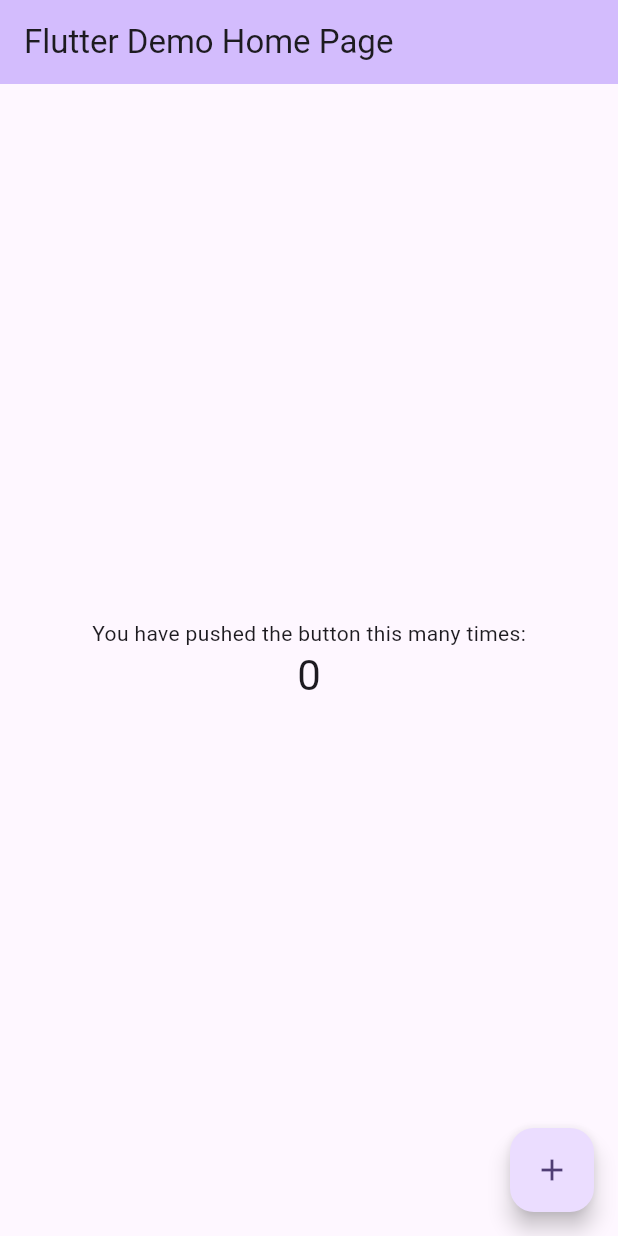
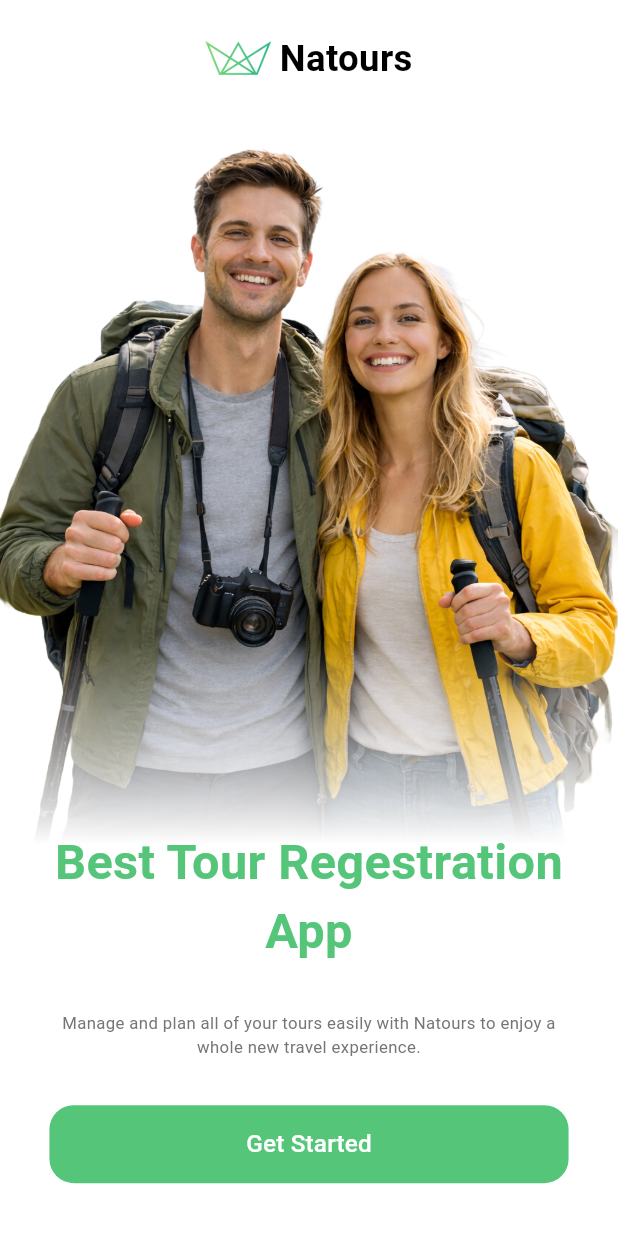
Before and after one commit to MohamedEldawi/natours_mobile_application, a Flutter app: the screen it shows after launch, on a phone screen of 412 x 824 dp. Run offline on Flutter 3.47's test engine with Material 3 defaults, Android fonts, the phone set to English and light mode, and no system bars; our stand-ins replace flutter_screenutil.

Commit message:
- added onboarding screen - added App router - added navigator extension

```diff
--- /dev/null
+++ b/lib/Features/Login/login_screen.dart
@@ -0,0 +1,13 @@
+import 'package:flutter/material.dart';
+
+class LoginScreen extends StatelessWidget {
+  const LoginScreen({super.key});
+
+  @override
+  Widget build(BuildContext context) {
+    return Scaffold(
+      appBar: AppBar(),
+      body: SafeArea(child: Container()),
+    );
+  }
+}
--- /dev/null
+++ b/lib/Features/Onboarding/onboarding_screen.dart
@@ -0,0 +1,43 @@
+import 'package:flutter/material.dart';
+import 'package:flutter_screenutil/flutter_screenutil.dart';
+import 'package:natours_application/Features/Onboarding/widgets/get_started_button.dart';
+import 'package:natours_application/Features/Onboarding/widgets/natours_logo_and_name.dart';
+import 'package:natours_application/Features/Onboarding/widgets/tour_image_and_text.dart';
+import 'package:natours_application/core/Theming/styles.dart';
+
+class OnboardingScreen extends StatelessWidget {
+  const OnboardingScreen({super.key});
+
+  @override
+  Widget build(BuildContext context) {
+    return Scaffold(
+      body: SafeArea(
+        child: SingleChildScrollView(
+          child: Padding(
+            padding: EdgeInsets.only(top: 21.h, bottom: 32.h),
+            child: Column(
+              children: [
+                NatoursLogoAndName(),
+                TourImageAndText(),
+                Padding(
+                  padding: EdgeInsets.symmetric(horizontal: 30.w),
+                  child: Column(
+                    children: [
+                      Text(
+                        'Manage and plan all of your tours easily with Natours to enjoy a whole new travel experience.',
+                        style: TextStyles.font11GreyRegular,
+                        textAlign: TextAlign.center,
+                      ),
+                      SizedBox(height: 30.h),
+                      GetStartedButton(),
+                    ],
+                  ),
+                ),
+              ],
+            ),
+          ),
+        ),
+      ),
+    );
+  }
+}
--- /dev/null
+++ b/lib/Features/Onboarding/widgets/get_started_button.dart
@@ -0,0 +1,24 @@
+import 'package:flutter/material.dart';
+import 'package:natours_application/core/Helpers/extensions.dart';
+import 'package:natours_application/core/Routing/routes.dart';
+import 'package:natours_application/core/Theming/colors.dart';
+import 'package:natours_application/core/Theming/styles.dart';
+
+class GetStartedButton extends StatelessWidget {
+  const GetStartedButton({super.key});
+
+  @override
+  Widget build(BuildContext context) {
+    return TextButton(
+      style: TextButton.styleFrom(
+        minimumSize: Size(double.infinity, 52),
+        backgroundColor: ColorsManager.mainGreen,
+        shape: RoundedRectangleBorder(borderRadius: BorderRadius.circular(16)),
+      ),
+      onPressed: () {
+        context.pushNamed(Routes.loginScreen);
+      },
+      child: Text('Get Started', style: TextStyles.font16White500Weight),
+    );
+  }
+}
--- /dev/null
+++ b/lib/Features/Onboarding/widgets/natours_logo_and_name.dart
@@ -0,0 +1,23 @@
+import 'package:flutter/material.dart';
+import 'package:flutter_screenutil/flutter_screenutil.dart';
+import 'package:natours_application/core/Theming/styles.dart';
+
+class NatoursLogoAndName extends StatelessWidget {
+  const NatoursLogoAndName({super.key});
+
+  @override
+  Widget build(BuildContext context) {
+    return Row(
+      mainAxisAlignment: MainAxisAlignment.center,
+      children: [
+        Image.asset(
+          'assets/images/logo-green-small.png',
+          height: 30.h,
+          width: 40.w,
+        ),
+        SizedBox(width: 5.w),
+        Text('Natours', style: TextStyles.font24Black700Weight),
+      ],
+    );
+  }
+}
--- /dev/null
+++ b/lib/Features/Onboarding/widgets/tour_image_and_text.dart
@@ -0,0 +1,36 @@
+import 'package:flutter/material.dart';
+import 'package:flutter_screenutil/flutter_screenutil.dart';
+import 'package:natours_application/core/Theming/styles.dart';
+
+class TourImageAndText extends StatelessWidget {
+  const TourImageAndText({super.key});
+
+  @override
+  Widget build(BuildContext context) {
+    return Stack(
+      children: [
+        Container(
+          foregroundDecoration: BoxDecoration(
+            gradient: LinearGradient(
+              colors: [Colors.white, Colors.white.withValues(alpha: 0)],
+              begin: AlignmentGeometry.bottomCenter,
+              end: AlignmentGeometry.topCenter,
+              stops: [0.18, 0.4],
+            ),
+          ),
+          child: Image.asset('assets/images/onboarding_image.png'),
+        ),
+        Positioned(
+          bottom: 30.h,
+          left: 25.h,
+          right: 25.h,
+          child: Text(
+            textAlign: TextAlign.center,
+            'Best Tour Regestration App',
+            style: TextStyles.font32Green700Weight,
+          ),
+        ),
+      ],
+    );
+  }
+}
--- /dev/null
+++ b/lib/core/Helpers/extensions.dart
@@ -0,0 +1,27 @@
+import 'package:flutter/material.dart';
+
+extension Navigation on BuildContext {
+  Future<dynamic> pushNamed(String routeName, {Object? arguments}) {
+    return Navigator.of(this).pushNamed(routeName, arguments: arguments);
+  }
+
+  Future<dynamic> pushReplacementNamed(String routeName, {Object? arguments}) {
+    return Navigator.of(
+      this,
+    ).pushReplacementNamed(routeName, arguments: arguments);
+  }
+
+  Future<dynamic> pushNamedAndRemoveUntil(
+    String routeName, {
+    Object? arguments,
+    required RoutePredicate predicate,
+  }) {
+    return Navigator.of(
+      this,
+    ).pushNamedAndRemoveUntil(routeName, predicate, arguments: arguments);
+  }
+
+  void pop([Object? result]) {
+    Navigator.of(this).pop(result);
+  }
+}
--- /dev/null
+++ b/lib/core/Routing/app_router.dart
@@ -0,0 +1,21 @@
+import 'package:flutter/material.dart';
+import 'package:natours_application/Features/Login/login_screen.dart';
+import 'package:natours_application/Features/Onboarding/onboarding_screen.dart';
+import 'package:natours_application/core/Routing/routes.dart';
+
+class AppRouter {
+  Route generateRoute(RouteSettings settings) {
+    switch (settings.name) {
+      case Routes.onboardingScreen:
+        return MaterialPageRoute(builder: (_) => const OnboardingScreen());
+      case Routes.loginScreen:
+        return MaterialPageRoute(builder: (_) => const LoginScreen());
+      default:
+        return MaterialPageRoute(
+          builder: (_) => Scaffold(
+            body: Center(child: Text("No route defined for: ${settings.name}")),
+          ),
+        );
+    }
+  }
+}
--- /dev/null
+++ b/lib/core/Routing/routes.dart
@@ -0,0 +1,4 @@
+class Routes {
+  static const String onboardingScreen = '/onboardingScreen';
+  static const String loginScreen = '/loginScreen';
+}
--- /dev/null
+++ b/lib/core/Theming/colors.dart
@@ -0,0 +1,6 @@
+import 'package:flutter/material.dart';
+
+class ColorsManager {
+  static const Color mainGreen = Color(0xFF55c57a);
+  static const Color grey = Color(0xFF757575);
+}
--- /dev/null
+++ b/lib/core/Theming/styles.dart
@@ -0,0 +1,26 @@
+import 'package:flutter/material.dart';
+import 'package:flutter_screenutil/flutter_screenutil.dart';
+import 'package:natours_application/core/Theming/colors.dart';
+
+class TextStyles {
+  static TextStyle font24Black700Weight = TextStyle(
+    fontSize: 24.sp,
+    fontWeight: FontWeight.w700,
+    color: Colors.black,
+  );
+  static TextStyle font11GreyRegular = TextStyle(
+    fontSize: 11.sp,
+    fontWeight: FontWeight.normal,
+    color: ColorsManager.grey,
+  );
+  static TextStyle font32Green700Weight = TextStyle(
+    fontSize: 32.sp,
+    fontWeight: FontWeight.w700,
+    color: ColorsManager.mainGreen,
+  );
+  static TextStyle font16White500Weight = TextStyle(
+    fontSize: 16.sp,
+    fontWeight: FontWeight.w500,
+    color: Colors.white,
+  );
+}
--- a/lib/main.dart
+++ b/lib/main.dart
@@ -1,122 +1,7 @@
 import 'package:flutter/material.dart';
+import 'package:natours_application/core/Routing/app_router.dart';
+import 'package:natours_application/natours_app.dart';
 
 void main() {
-  runApp(const MyApp());
+  runApp(NatoursApp(router: AppRouter()));
 }
-
-class MyApp extends StatelessWidget {
-  const MyApp({super.key});
-
-  // This widget is the root of your application.
-  @override
-  Widget build(BuildContext context) {
-    return MaterialApp(
-      title: 'Flutter Demo',
-      theme: ThemeData(
-        // This is the theme of your application.
-        //
-        // TRY THIS: Try running your application with "flutter run". You'll see
-        // the application has a purple toolbar. Then, without quitting the app,
-        // try changing the seedColor in the colorScheme below to Colors.green
-        // and then invoke "hot reload" (save your changes or press the "hot
-        // reload" button in a Flutter-supported IDE, or press "r" if you used
-        // the command line to start the app).
-        //
-        // Notice that the counter didn't reset back to zero; the application
-        // state is not lost during the reload. To reset the state, use hot
-        // restart instead.
-        //
-        // This works for code too, not just values: Most code changes can be
-        // tested with just a hot reload.
-        colorScheme: .fromSeed(seedColor: Colors.deepPurple),
-      ),
-      home: const MyHomePage(title: 'Flutter Demo Home Page'),
-    );
-  }
-}
-
-class MyHomePage extends StatefulWidget {
-  const MyHomePage({super.key, required this.title});
-
-  // This widget is the home page of your application. It is stateful, meaning
-  // that it has a State object (defined below) that contains fields that affect
-  // how it looks.
-
-  // This class is the configuration for the state. It holds the values (in this
-  // case the title) provided by the parent (in this case the App widget) and
-  // used by the build method of the State. Fields in a Widget subclass are
-  // always marked "final".
-
-  final String title;
-
-  @override
-  State<MyHomePage> createState() => _MyHomePageState();
-}
-
-class _MyHomePageState extends State<MyHomePage> {
-  int _counter = 0;
-
-  void _incrementCounter() {
-    setState(() {
-      // This call to setState tells the Flutter framework that something has
-      // changed in this State, which causes it to rerun the build method below
-      // so that the display can reflect the updated values. If we changed
-      // _counter without calling setState(), then the build method would not be
-      // called again, and so nothing would appear to happen.
-      _counter++;
-    });
-  }
-
-  @override
-  Widget build(BuildContext context) {
-    // This method is rerun every time setState is called, for instance as done
-    // by the _incrementCounter method above.
-    //
-    // The Flutter framework has been optimized to make rerunning build methods
-    // fast, so that you can just rebuild anything that needs updating rather
-    // than having to individually change instances of widgets.
-    return Scaffold(
-      appBar: AppBar(
-        // TRY THIS: Try changing the color here to a specific color (to
-        // Colors.amber, perhaps?) and trigger a hot reload to see the AppBar
-        // change color while the other colors stay the same.
-        backgroundColor: Theme.of(context).colorScheme.inversePrimary,
-        // Here we take the value from the MyHomePage object that was created by
-        // the App.build method, and use it to set our appbar title.
-        title: Text(widget.title),
-      ),
-      body: Center(
-        // Center is a layout widget. It takes a single child and positions it
-        // in the middle of the parent.
-        child: Column(
-          // Column is also a layout widget. It takes a list of children and
-          // arranges them vertically. By default, it sizes itself to fit its
-          // children horizontally, and tries to be as tall as its parent.
-          //
-          // Column has various properties to control how it sizes itself and
-          // how it positions its children. Here we use mainAxisAlignment to
-          // center the children vertically; the main axis here is the vertical
-          // axis because Columns are vertical (the cross axis would be
-          // horizontal).
-          //
-          // TRY THIS: Invoke "debug painting" (choose the "Toggle Debug Paint"
-          // action in the IDE, or press "p" in the console), to see the
-          // wireframe for each widget.
-          mainAxisAlignment: .center,
-          children: [
-            const Text('You have pushed the button this many times:'),
-            Text(
-              '$_counter',
-              style: Theme.of(context).textTheme.headlineMedium,
-            ),
-          ],
-        ),
-      ),
-      floatingActionButton: FloatingActionButton(
-        onPressed: _incrementCounter,
-        tooltip: 'Increment',
-        child: const Icon(Icons.add),
-      ),
-    );
-  }
-}
--- /dev/null
+++ b/lib/natours_app.dart
@@ -0,0 +1,27 @@
+import 'package:flutter/material.dart';
+import 'package:flutter_screenutil/flutter_screenutil.dart';
+import 'package:natours_application/core/Routing/app_router.dart';
+import 'package:natours_application/core/Routing/routes.dart';
+import 'package:natours_application/core/Theming/colors.dart';
+
+class NatoursApp extends StatelessWidget {
+  final AppRouter router;
+  const NatoursApp({super.key, required this.router});
+
+  @override
+  Widget build(BuildContext context) {
+    return ScreenUtilInit(
+      designSize: const Size(375, 812),
+      minTextAdapt: true,
+      child: MaterialApp(
+        onGenerateRoute: router.generateRoute,
+        initialRoute: Routes.onboardingScreen,
+        theme: ThemeData(
+          primaryColor: ColorsManager.mainGreen,
+          scaffoldBackgroundColor: Colors.white,
+        ),
+        debugShowCheckedModeBanner: false,
+      ),
+    );
+  }
+}
```
Also changed, not shown: pubspec.yaml (+8 -21 lines), assets/images/logo-green-small.png (added), assets/images/logo-green.png (added), assets/images/onboarding_image.png (added), pubspec.lock, 1 other file.
